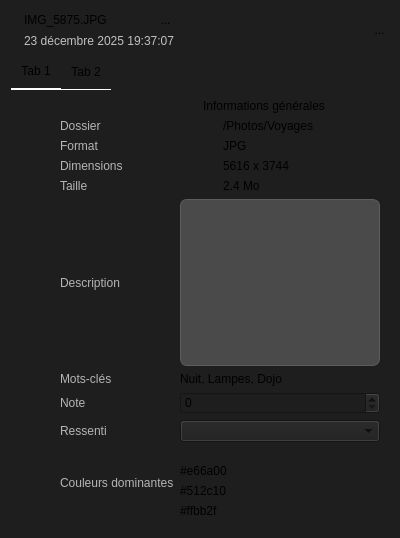
Vrock691/IHM, file gallery/inspectorview.ui: the form before one commit.
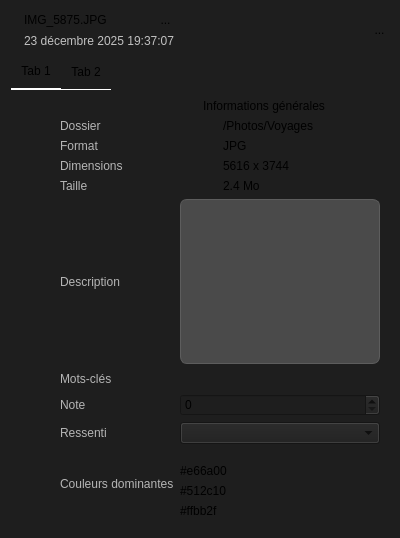
The form after the commit.

Commit message: Gestion des tags

```diff
--- a/gallery/inspectorview.ui
+++ b/gallery/inspectorview.ui
@@ -365,13 +365,6 @@
                </property>
               </widget>
              </item>
-             <item row="1" column="1">
-              <widget class="QLabel" name="label_17">
-               <property name="text">
-                <string>Nuit, Lampes, Dojo</string>
-               </property>
-              </widget>
-             </item>
              <item row="2" column="1">
               <widget class="QSpinBox" name="spinBox"/>
              </item>
@@ -416,6 +409,11 @@
                </item>
               </layout>
              </item>
+             <item row="1" column="1">
+              <widget class="QWidget" name="tagsContainer" native="true">
+               <layout class="QHBoxLayout" name="horizontalLayout_6"/>
+              </widget>
+             </item>
             </layout>
            </item>
           </layout>
```
The commit also changes 2 other files.
